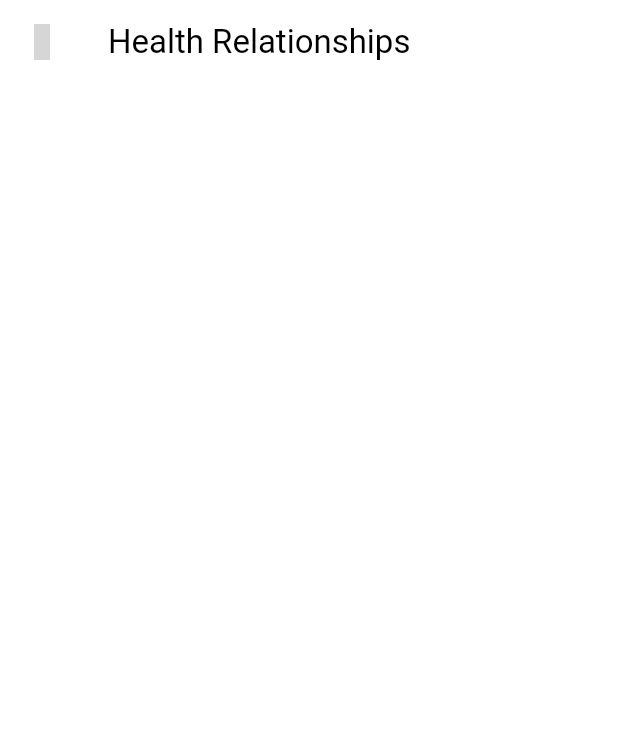
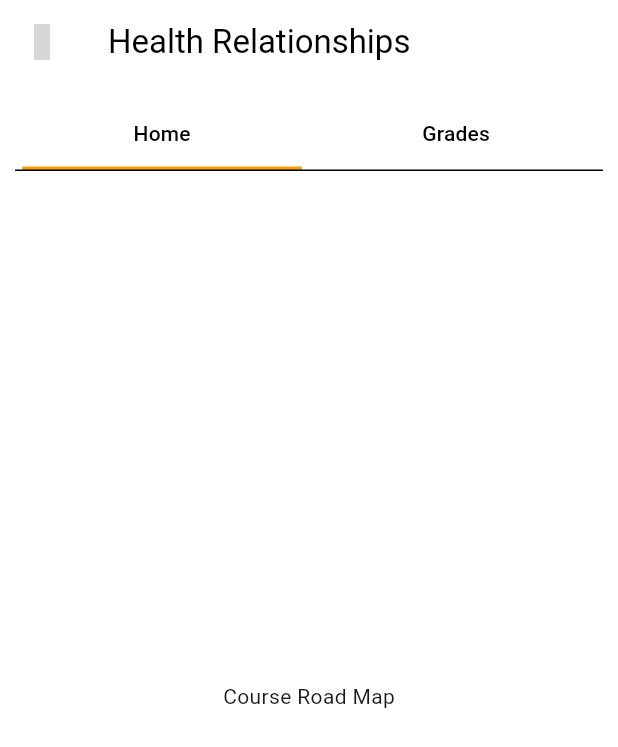
Before and after one commit to ishi265/ufuluapp, a Flutter app: the screen it shows after launch, on a phone screen of 412 x 824 dp. Shown: the top 747 px of the screen. Run offline on Flutter 3.47's test engine with Material 3 defaults, Android fonts, the phone set to English and light mode, and no system bars; our stand-ins replace google_fonts, iconsax; grey boxes are pictures that could not be loaded.

Commit message:
grades widget created in the system

```diff
--- a/lib/pages/courseRoadMap.dart
+++ b/lib/pages/courseRoadMap.dart
@@ -1,5 +1,6 @@
 import 'package:flutter/material.dart';
 import 'package:iconsax/iconsax.dart';
+import 'package:ufuluapp/widgets/GradesWidget.dart';
 
 class CourseRoadMap extends StatelessWidget {
   const CourseRoadMap({super.key});
@@ -11,6 +12,50 @@ class CourseRoadMap extends StatelessWidget {
         leading: Icon(Iconsax.arrow_left),
         title: Text("Health Relationships"),
       ),
+      body: DefaultTabController(
+        length: 2,
+        child: Padding(
+          padding: const EdgeInsets.all(10.0),
+          child: Column(
+            children: [
+              Builder(
+                builder: (context) {
+                  double screenWidth = MediaQuery.of(context).size.width;
+                  double tabWidth = screenWidth / 2;
+                  double horizontalInset = tabWidth * 0.53;
+
+                  return TabBar(
+                    indicator: UnderlineTabIndicator(
+                      borderSide: BorderSide(
+                        width: 3,
+                        color: Theme.of(context).colorScheme.primary,
+                      ),
+                      insets: EdgeInsets.symmetric(horizontal: horizontalInset),
+                    ),
+                    labelColor: Theme.of(context).colorScheme.onPrimary,
+                    unselectedLabelColor:
+                        Theme.of(context).colorScheme.onPrimary,
+                    dividerColor: Colors.grey[200],
+                    tabs: const [
+                      Tab(text: 'Home'),
+                      Tab(text: 'Grades'),
+                    ],
+                  );
+                },
+              ),
+              const Divider(height: 0.001),
+              Expanded(
+                child: TabBarView(
+                  children: [
+                    Center(child: Text("Course Road Map")),
+                    GradesWidget(),
+                  ],
+                ),
+              ),
+            ],
+          ),
+        ),
+      ),
     );
   }
 }
--- /dev/null
+++ b/lib/widgets/GradesWidget.dart
@@ -0,0 +1,14 @@
+import 'package:flutter/material.dart';
+
+class GradesWidget extends StatelessWidget {
+  const GradesWidget({
+    super.key,
+  });
+
+  @override
+  Widget build(BuildContext context) {
+    return Column(
+      children: [Text("We start her creating the item")],
+    );
+  }
+}
```
